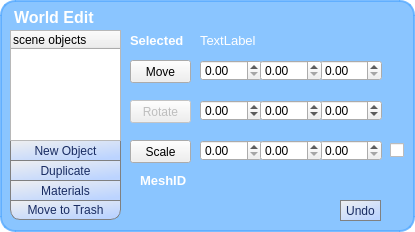
The window that bin/pymodules/editgui/editobject.ui (realXtend/tundra) describes before a commit, drawn with Qt 5.
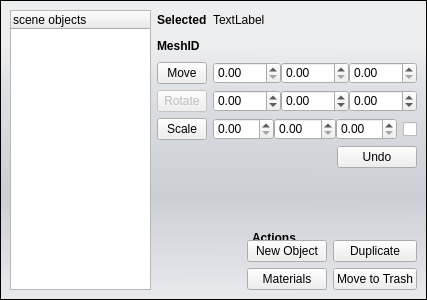
The same window after the commit.

Commit message: * Hide disabled fix in comms * world edit ui to new theme, still have to make layout a bit better

What changed in the file:
```diff
--- a/bin/pymodules/editgui/editobject.ui
+++ b/bin/pymodules/editgui/editobject.ui
@@ -6,32 +6,41 @@
    <rect>
     <x>0</x>
     <y>0</y>
-    <width>415</width>
-    <height>232</height>
+    <width>427</width>
+    <height>300</height>
    </rect>
   </property>
   <property name="windowTitle">
    <string>Dialog</string>
   </property>
   <property name="styleSheet">
-   <string>/* Containers */
+   <string notr="true">/* Containers */
 QWidget#MainWidget {
-	background-color: rgba(255, 255, 255, 0);
+	background-color: none;
 }
 
 QFrame#MainFrame {
-	background-color: rgba(85, 170, 255, 175);
-	border: 2px solid rgba(85, 170, 255, 200);
-	padding: 5px;
-	border-radius:15px;
+	background-color: qlineargradient(spread:pad, x1:0.006, y1:0, x2:0, y2:1, stop:0.142045 rgba(229, 234, 243, 50), stop:0.295455 rgba(209, 215, 221, 150), stop:0.65 rgba(179, 183, 196, 150), stop:1 rgba(222, 227, 236, 100));
 }
 
-/* Label */
+QGroupBox {
+     border: 0px solid rgba(0,0,0,100);
+     border-radius: 5px;
+     margin-top: 2ex; /* leave space at the top for the title */
+}
+
+QGroupBox::title {
+	padding: 0 3px;
+	subcontrol-origin: margin;
+	subconstrol-position: top;
+}
+
+/*
+
 QLabel {
 	color: rgb(255,255,255);
 }
 
-/* Buttons */
 QPushButton {
 	color: rgb(25, 44, 98);
 	background-color: qlineargradient(spread:pad, x1:0, y1:0, x2:0.676, y2:1, stop:0 rgba(240, 240, 240, 255), stop:1 rgba(188, 212, 255, 255));
@@ -51,9 +60,11 @@
 	background-color: rgba(255, 255, 255, 255);
 }
 
+*/
+
 </string>
   </property>
-  <layout class="QVBoxLayout" name="verticalLayout">
+  <layout class="QHBoxLayout" name="horizontalLayout_12">
    <property name="spacing">
     <number>0</number>
    </property>
@@ -62,140 +73,25 @@
    </property>
    <item>
     <widget class="QFrame" name="MainFrame">
-     <property name="minimumSize">
-      <size>
-       <width>415</width>
-       <height>232</height>
-      </size>
-     </property>
-     <property name="maximumSize">
-      <size>
-       <width>415</width>
-       <height>232</height>
-      </size>
-     </property>
      <property name="cursor">
       <cursorShape>ArrowCursor</cursorShape>
      </property>
-     <property name="styleSheet">
-      <string/>
-     </property>
      <property name="frameShape">
       <enum>QFrame::StyledPanel</enum>
      </property>
      <property name="frameShadow">
       <enum>QFrame::Raised</enum>
      </property>
-     <widget class="QPushButton" name="newObject">
-      <property name="geometry">
-       <rect>
-        <x>10</x>
-        <y>140</y>
-        <width>111</width>
-        <height>21</height>
-       </rect>
-      </property>
-      <property name="styleSheet">
-       <string>border-radius: 0px;
-border: 1px solid grey;</string>
-      </property>
-      <property name="text">
-       <string>New Object</string>
-      </property>
-     </widget>
-     <widget class="QDoubleSpinBox" name="scalex">
-      <property name="geometry">
-       <rect>
-        <x>200</x>
-        <y>140</y>
-        <width>62</width>
-        <height>21</height>
-       </rect>
-      </property>
-     </widget>
-     <widget class="QDoubleSpinBox" name="xpos">
-      <property name="geometry">
-       <rect>
-        <x>200</x>
-        <y>60</y>
-        <width>62</width>
-        <height>21</height>
-       </rect>
-      </property>
-      <property name="minimum">
-       <double>0.000000000000000</double>
-      </property>
-      <property name="maximum">
-       <double>256.000000000000000</double>
-      </property>
-     </widget>
-     <widget class="QDoubleSpinBox" name="rot_z">
-      <property name="geometry">
-       <rect>
-        <x>320</x>
-        <y>100</y>
-        <width>62</width>
-        <height>21</height>
-       </rect>
-      </property>
-      <property name="minimum">
-       <double>-360.000000000000000</double>
-      </property>
-      <property name="maximum">
-       <double>360.000000000000000</double>
-      </property>
-     </widget>
-     <widget class="QDoubleSpinBox" name="rot_x">
-      <property name="geometry">
-       <rect>
-        <x>200</x>
-        <y>100</y>
-        <width>62</width>
-        <height>21</height>
-       </rect>
-      </property>
-      <property name="minimum">
-       <double>-360.000000000000000</double>
-      </property>
-      <property name="maximum">
-       <double>360.000000000000000</double>
-      </property>
-     </widget>
-     <widget class="QDoubleSpinBox" name="zpos">
-      <property name="geometry">
-       <rect>
-        <x>320</x>
-        <y>60</y>
-        <width>62</width>
-        <height>21</height>
-       </rect>
-      </property>
-     </widget>
-     <widget class="QDoubleSpinBox" name="rot_y">
-      <property name="geometry">
-       <rect>
-        <x>260</x>
-        <y>100</y>
-        <width>62</width>
-        <height>21</height>
-       </rect>
-      </property>
-      <property name="minimum">
-       <double>-360.000000000000000</double>
-      </property>
-      <property name="maximum">
-       <double>360.000000000000000</double>
-      </property>
-     </widget>
+     <layout class="QHBoxLayout" name="horizontalLayout_11">
+      <item>
+       <layout class="QHBoxLayout" name="horizontalLayout">
+        <item>
+         <layout class="QVBoxLayout" name="verticalLayout">
+          <property name="spacing">
+           <number>0</number>
+          </property>
+          <item>
      <widget class="QTreeWidget" name="treeWidget">
-      <property name="geometry">
-       <rect>
-        <x>10</x>
-        <y>30</y>
-        <width>111</width>
-        <height>111</height>
-       </rect>
-      </property>
       <property name="styleSheet">
        <string/>
       </property>
@@ -205,92 +101,23 @@
        </property>
       </column>
      </widget>
-     <widget class="QLabel" name="label">
-      <property name="geometry">
-       <rect>
-        <x>200</x>
-        <y>30</y>
-        <width>141</width>
-        <height>21</height>
-       </rect>
-      </property>
-      <property name="font">
-       <font>
-        <pointsize>10</pointsize>
-       </font>
-      </property>
-      <property name="text">
-       <string>TextLabel</string>
-      </property>
-     </widget>
-     <widget class="QDoubleSpinBox" name="scalez">
-      <property name="geometry">
-       <rect>
-        <x>320</x>
-        <y>140</y>
-        <width>62</width>
-        <height>21</height>
-       </rect>
-      </property>
-     </widget>
-     <widget class="QDoubleSpinBox" name="scaley">
-      <property name="geometry">
-       <rect>
-        <x>260</x>
-        <y>140</y>
-        <width>62</width>
-        <height>21</height>
-       </rect>
-      </property>
-     </widget>
-     <widget class="QDoubleSpinBox" name="ypos">
-      <property name="geometry">
-       <rect>
-        <x>260</x>
-        <y>60</y>
-        <width>62</width>
-        <height>21</height>
-       </rect>
-      </property>
-      <property name="minimum">
-       <double>0.000000000000000</double>
-      </property>
-      <property name="maximum">
-       <double>256.000000000000000</double>
-      </property>
-     </widget>
-     <widget class="QLabel" name="label_title">
-      <property name="geometry">
-       <rect>
-        <x>10</x>
-        <y>7</y>
-        <width>101</width>
-        <height>23</height>
-       </rect>
-      </property>
-      <property name="styleSheet">
-       <string>font-size: 16px;
-font: bold;
-color: rgb(255, 255, 255);
-padding-bottom: 3px;
-background-color: rgba(255, 255, 255, 0);</string>
-      </property>
-      <property name="text">
-       <string>World Edit</string>
-      </property>
-     </widget>
+          </item>
+         </layout>
+        </item>
+        <item>
+         <layout class="QVBoxLayout" name="verticalLayout_3">
+          <item>
+           <layout class="QHBoxLayout" name="horizontalLayout_2">
+            <item>
      <widget class="QLabel" name="label_scale_2">
-      <property name="geometry">
-       <rect>
-        <x>130</x>
-        <y>30</y>
-        <width>61</width>
-        <height>21</height>
-       </rect>
+              <property name="minimumSize">
+               <size>
+                <width>50</width>
+                <height>0</height>
+               </size>
       </property>
       <property name="font">
        <font>
-        <pointsize>10</pointsize>
         <weight>75</weight>
         <bold>true</bold>
        </font>
@@ -299,64 +126,83 @@
        <string>Selected</string>
       </property>
      </widget>
-     <widget class="QPushButton" name="deleteObject">
-      <property name="geometry">
-       <rect>
-        <x>10</x>
-        <y>200</y>
-        <width>111</width>
-        <height>20</height>
-       </rect>
-      </property>
-      <property name="styleSheet">
-       <string>border-radius: 0px;
-border-bottom-left-radius: 10px;
-border-bottom-right-radius: 10px;
-border: 1px solid grey;</string>
-      </property>
+            </item>
+            <item>
+             <widget class="QLabel" name="label">
       <property name="text">
-       <string>Move to Trash</string>
-      </property>
-     </widget>
-     <widget class="QCheckBox" name="scale_lock">
-      <property name="enabled">
-       <bool>true</bool>
-      </property>
-      <property name="geometry">
-       <rect>
-        <x>390</x>
-        <y>135</y>
-        <width>16</width>
-        <height>31</height>
-       </rect>
-      </property>
-      <property name="sizePolicy">
-       <sizepolicy hsizetype="Minimum" vsizetype="Fixed">
-        <horstretch>0</horstretch>
-        <verstretch>0</verstretch>
-       </sizepolicy>
-      </property>
+               <string>TextLabel</string>
+              </property>
+             </widget>
+            </item>
+            <item>
+             <spacer name="horizontalSpacer">
+              <property name="orientation">
+               <enum>Qt::Horizontal</enum>
+              </property>
+              <property name="sizeHint" stdset="0">
+               <size>
+                <width>40</width>
+                <height>20</height>
+               </size>
+              </property>
+             </spacer>
+            </item>
+           </layout>
+          </item>
+          <item>
+           <layout class="QHBoxLayout" name="horizontalLayout_9">
+            <item>
+             <widget class="QLabel" name="label_scale_3">
+              <property name="minimumSize">
+               <size>
+                <width>50</width>
+                <height>0</height>
+               </size>
+              </property>
+              <property name="font">
+               <font>
+                <weight>75</weight>
+                <bold>true</bold>
+               </font>
+              </property>
       <property name="text">
-       <string/>
-      </property>
-      <property name="iconSize">
+               <string>MeshID</string>
+              </property>
+             </widget>
+            </item>
+            <item>
+             <layout class="QVBoxLayout" name="bottomLayout"/>
+            </item>
+            <item>
+             <spacer name="horizontalSpacer_2">
+              <property name="orientation">
+               <enum>Qt::Horizontal</enum>
+              </property>
+              <property name="sizeHint" stdset="0">
        <size>
-        <width>20</width>
+                <width>40</width>
         <height>20</height>
        </size>
       </property>
-      <property name="checked">
-       <bool>false</bool>
-      </property>
-     </widget>
+             </spacer>
+            </item>
+           </layout>
+          </item>
+          <item>
+           <layout class="QHBoxLayout" name="horizontalLayout_3">
+            <item>
      <widget class="QToolButton" name="move_button">
-      <property name="geometry">
-       <rect>
-        <x>130</x>
-        <y>60</y>
-        <width>61</width>
-        <height>23</height>
-       </rect>
+              <property name="sizePolicy">
+               <sizepolicy hsizetype="Fixed" vsizetype="Fixed">
+                <horstretch>0</horstretch>
+                <verstretch>0</verstretch>
+               </sizepolicy>
+              </property>
+              <property name="minimumSize">
+               <size>
+                <width>50</width>
+                <height>22</height>
+               </size>
       </property>
       <property name="text">
        <string>Move</string>
@@ -368,36 +214,51 @@
        <bool>false</bool>
       </property>
      </widget>
-     <widget class="QToolButton" name="scale_button">
-      <property name="geometry">
-       <rect>
-        <x>130</x>
-        <y>140</y>
-        <width>61</width>
-        <height>23</height>
-       </rect>
-      </property>
-      <property name="text">
-       <string>Scale</string>
-      </property>
-      <property name="checkable">
-       <bool>true</bool>
-      </property>
-      <property name="checked">
-       <bool>false</bool>
-      </property>
-     </widget>
+            </item>
+            <item>
+             <layout class="QHBoxLayout" name="horizontalLayout_4">
+              <property name="spacing">
+               <number>0</number>
+              </property>
+              <item>
+               <widget class="QDoubleSpinBox" name="xpos">
+                <property name="minimum">
+                 <double>0.000000000000000</double>
+                </property>
+                <property name="maximum">
+                 <double>256.000000000000000</double>
+                </property>
+               </widget>
+              </item>
+              <item>
+               <widget class="QDoubleSpinBox" name="ypos">
+                <property name="minimum">
+                 <double>0.000000000000000</double>
+                </property>
+                <property name="maximum">
+                 <double>256.000000000000000</double>
+                </property>
+               </widget>
+              </item>
+              <item>
+               <widget class="QDoubleSpinBox" name="zpos"/>
+              </item>
+             </layout>
+            </item>
+           </layout>
+          </item>
+          <item>
+           <layout class="QHBoxLayout" name="horizontalLayout_5">
+            <item>
      <widget class="QToolButton" name="rotate_button">
       <property name="enabled">
        <bool>false</bool>
       </property>
-      <property name="geometry">
-       <rect>
-        <x>130</x>
-        <y>100</y>
-        <width>61</width>
-        <height>23</height>
-       </rect>
+              <property name="minimumSize">
+               <size>
+                <width>50</width>
+                <height>22</height>
+               </size>
       </property>
       <property name="text">
        <string>Rotate</string>
@@ -409,88 +270,234 @@
        <bool>false</bool>
       </property>
      </widget>
-     <widget class="QPushButton" name="duplicate">
-      <property name="geometry">
-       <rect>
-        <x>10</x>
-        <y>160</y>
-        <width>111</width>
-        <height>21</height>
-       </rect>
+            </item>
+            <item>
+             <layout class="QHBoxLayout" name="horizontalLayout_6">
+              <property name="spacing">
+               <number>0</number>
+              </property>
+              <item>
+               <widget class="QDoubleSpinBox" name="rot_x">
+                <property name="minimum">
+                 <double>-360.000000000000000</double>
+                </property>
+                <property name="maximum">
+                 <double>360.000000000000000</double>
+                </property>
+               </widget>
+              </item>
+              <item>
+               <widget class="QDoubleSpinBox" name="rot_y">
+                <property name="minimum">
+                 <double>-360.000000000000000</double>
+                </property>
+                <property name="maximum">
+                 <double>360.000000000000000</double>
+                </property>
+               </widget>
+              </item>
+              <item>
+               <widget class="QDoubleSpinBox" name="rot_z">
+                <property name="minimum">
+                 <double>-360.000000000000000</double>
+                </property>
+                <property name="maximum">
+                 <double>360.000000000000000</double>
+                </property>
+               </widget>
+              </item>
+             </layout>
+            </item>
+           </layout>
+          </item>
+          <item>
+           <layout class="QHBoxLayout" name="horizontalLayout_7">
+            <item>
+             <widget class="QToolButton" name="scale_button">
+              <property name="minimumSize">
+               <size>
+                <width>50</width>
+                <height>22</height>
+               </size>
+              </property>
+              <property name="text">
+               <string>Scale</string>
+              </property>
+              <property name="checkable">
+               <bool>true</bool>
+              </property>
+              <property name="checked">
+               <bool>false</bool>
+              </property>
+             </widget>
+            </item>
+            <item>
+             <layout class="QHBoxLayout" name="horizontalLayout_8">
+              <property name="spacing">
+               <number>0</number>
+              </property>
+              <item>
+               <widget class="QDoubleSpinBox" name="scalex"/>
+              </item>
+              <item>
+               <widget class="QDoubleSpinBox" name="scaley"/>
+              </item>
+              <item>
+               <widget class="QDoubleSpinBox" name="scalez"/>
+              </item>
+             </layout>
+            </item>
+            <item>
+             <widget class="QCheckBox" name="scale_lock">
+              <property name="enabled">
+               <bool>true</bool>
+              </property>
+              <property name="sizePolicy">
+               <sizepolicy hsizetype="Fixed" vsizetype="Fixed">
+                <horstretch>0</horstretch>
+                <verstretch>0</verstretch>
+               </sizepolicy>
       </property>
       <property name="styleSheet">
-       <string>border-radius: 0px;
-border: 1px solid grey;</string>
+               <string notr="true">padding-right: -6px;</string>
       </property>
       <property name="text">
-       <string>Duplicate</string>
-      </property>
-     </widget>
+               <string/>
+              </property>
+              <property name="iconSize">
+               <size>
+                <width>20</width>
+                <height>20</height>
+               </size>
+              </property>
+              <property name="checked">
+               <bool>false</bool>
+              </property>
+             </widget>
+            </item>
+           </layout>
+          </item>
+          <item>
+           <layout class="QHBoxLayout" name="horizontalLayout_10">
+            <item>
+             <spacer name="horizontalSpacer_3">
+              <property name="orientation">
+               <enum>Qt::Horizontal</enum>
+              </property>
+              <property name="sizeHint" stdset="0">
+               <size>
+                <width>40</width>
+                <height>20</height>
+               </size>
+              </property>
+             </spacer>
+            </item>
+            <item>
      <widget class="QPushButton" name="undo">
-      <property name="geometry">
-       <rect>
-        <x>340</x>
-        <y>200</y>
-        <width>41</width>
-        <height>21</height>
-       </rect>
-      </property>
-      <property name="styleSheet">
-       <string>border-radius: 0px;
-border: 1px solid grey;</string>
-      </property>
       <property name="text">
        <string>Undo</string>
       </property>
      </widget>
-     <widget class="QWidget" name="verticalLayoutWidget">
-      <property name="geometry">
-       <rect>
-        <x>200</x>
-        <y>170</y>
-        <width>181</width>
-        <height>21</height>
-       </rect>
-      </property>
-      <layout class="QVBoxLayout" name="bottomLayout"/>
-     </widget>
+            </item>
+           </layout>
+          </item>
+          <item>
+           <spacer name="verticalSpacer">
+            <property name="orientation">
+             <enum>Qt::Vertical</enum>
+            </property>
+            <property name="sizeHint" stdset="0">
+             <size>
+              <width>20</width>
+              <height>40</height>
+             </size>
+            </property>
+           </spacer>
+          </item>
+          <item>
+           <layout class="QHBoxLayout" name="horizontalLayout_13">
+            <property name="bottomMargin">
+             <number>0</number>
+            </property>
+            <item>
+             <spacer name="horizontalSpacer_4">
+              <property name="orientation">
+               <enum>Qt::Horizontal</enum>
+              </property>
+              <property name="sizeHint" stdset="0">
+               <size>
+                <width>40</width>
+                <height>20</height>
+               </size>
+              </property>
+             </spacer>
+            </item>
+            <item>
+             <widget class="QGroupBox" name="groupBox">
+              <property name="font">
+               <font>
+                <weight>75</weight>
+                <bold>true</bold>
+               </font>
+              </property>
+              <property name="title">
+               <string>Actions</string>
+              </property>
+              <layout class="QFormLayout" name="formLayout_2">
+               <property name="fieldGrowthPolicy">
+                <enum>QFormLayout::AllNonFixedFieldsGrow</enum>
+               </property>
+               <property name="leftMargin">
+                <number>0</number>
+               </property>
+               <property name="rightMargin">
+                <number>0</number>
+               </property>
+               <property name="bottomMargin">
+                <number>0</number>
+               </property>
+               <item row="0" column="0">
+                <layout class="QFormLayout" name="formLayout">
+                 <item row="0" column="0">
+                  <widget class="QPushButton" name="newObject">
+                   <property name="text">
+                    <string>New Object</string>
+                   </property>
+                  </widget>
+                 </item>
+                 <item row="0" column="1">
+                  <widget class="QPushButton" name="duplicate">
+                   <property name="text">
+                    <string>Duplicate</string>
+                   </property>
+                  </widget>
+                 </item>
+                 <item row="1" column="0">
      <widget class="QPushButton" name="materials">
-      <property name="geometry">
-       <rect>
-        <x>10</x>
-        <y>180</y>
-        <width>111</width>
-        <height>21</height>
-       </rect>
-      </property>
-      <property name="styleSheet">
-       <string>border-radius: 0px;
-border: 1px solid grey;</string>
-      </property>
       <property name="text">
        <string>Materials</string>
       </property>
      </widget>
-     <widget class="QLabel" name="label_scale_3">
-      <property name="geometry">
-       <rect>
-        <x>140</x>
-        <y>170</y>
-        <width>61</width>
-        <height>21</height>
-       </rect>
-      </property>
-      <property name="font">
-       <font>
-        <pointsize>10</pointsize>
-        <weight>75</weight>
-        <bold>true</bold>
-       </font>
-      </property>
+                 </item>
+                 <item row="1" column="1">
+                  <widget class="QPushButton" name="deleteObject">
       <property name="text">
-       <string>MeshID</string>
-      </property>
-     </widget>
+                    <string>Move to Trash</string>
+                   </property>
+                  </widget>
+                 </item>
+                </layout>
+               </item>
+              </layout>
+             </widget>
+            </item>
+           </layout>
+          </item>
+         </layout>
+        </item>
+       </layout>
+      </item>
+     </layout>
     </widget>
    </item>
   </layout>
```
Lines whose indentation alone changed are shown as unchanged. The commit also changes 1 other file.
